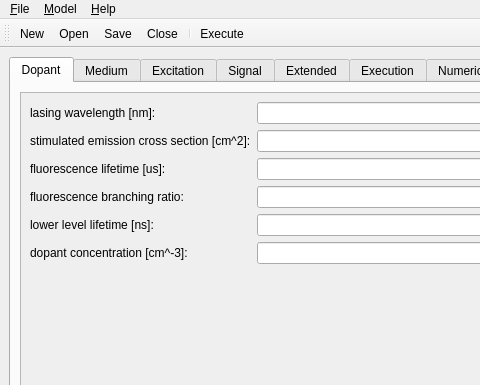
This is npamp/mainwin.ui in vsemionov/npamp as Qt 5 draws it before an edit; both pictures show x 0 to 480 and y 0 to 385 of the 640 by 480 pixel window. The edited form follows.
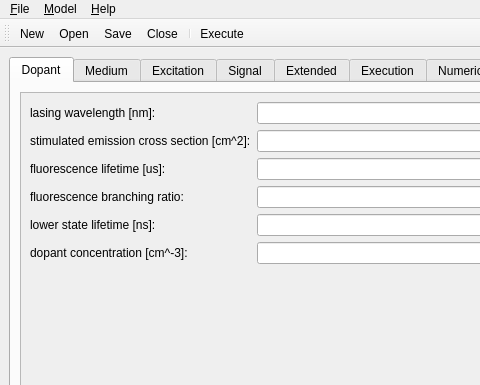
This is the edited form. Icons and pictures are not drawn.

Patch:
```diff
--- a/npamp/mainwin.ui
+++ b/npamp/mainwin.ui
@@ -135,7 +135,7 @@
             <item row="4" column="0">
              <widget class="QLabel" name="label_dopant_lower_lifetime">
               <property name="text">
-               <string>lower level lifetime [ns]:</string>
+               <string>lower state lifetime [ns]:</string>
               </property>
              </widget>
             </item>
```
